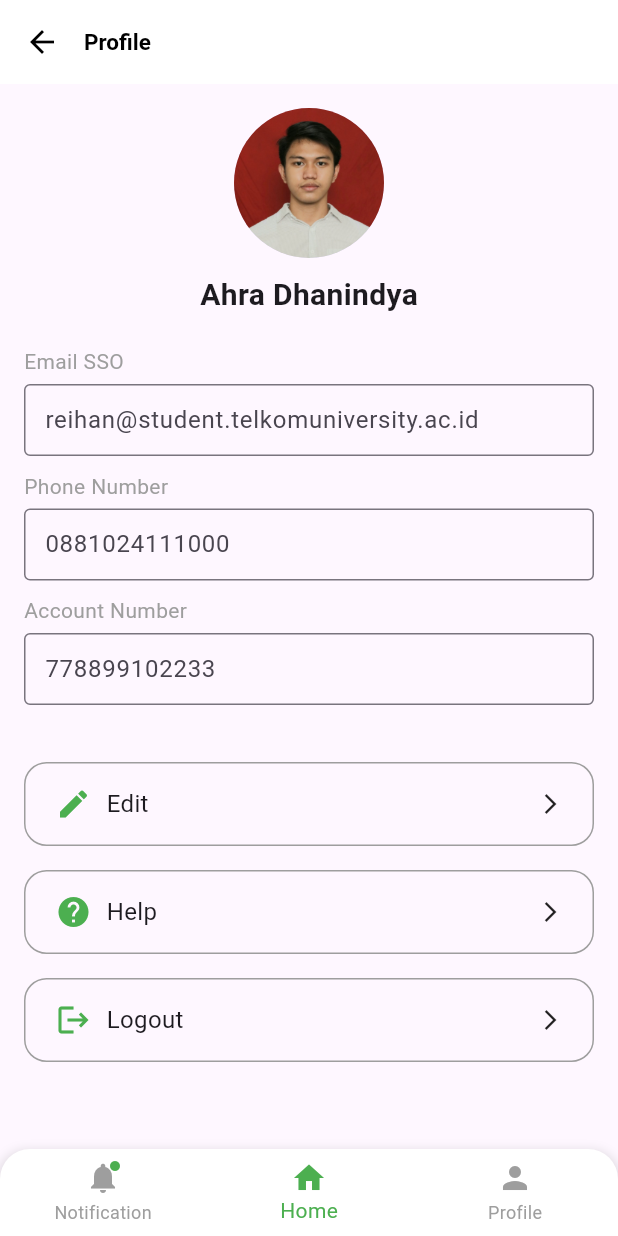
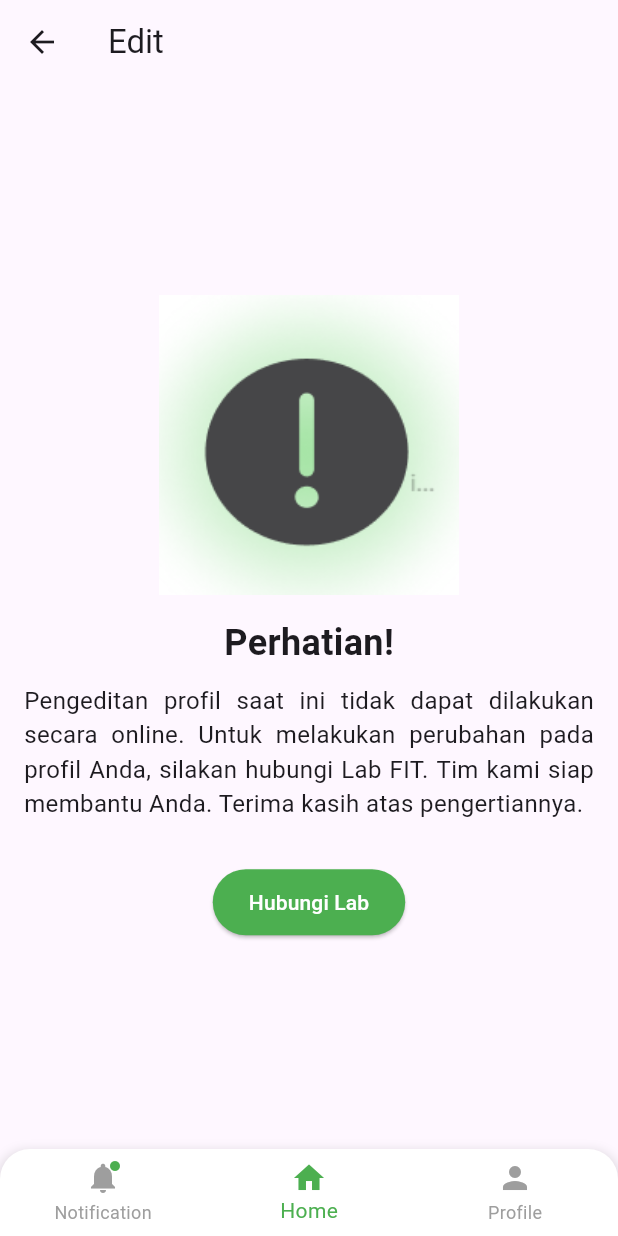
Before and after one commit to reiiihuh/assistfit, a Flutter app: the HomePage screen opened directly, item 3 of the bottom bar chosen, after a tap on "Edit", on a phone screen of 412 x 824 dp. Run offline on Flutter 3.47's test engine with Material 3 defaults, Android fonts, the phone set to English and light mode, and no system bars; our stand-ins replace table_calendar.

Commit message:
uun 2 - (+ edit, profile done, fix homepage)

```diff
--- /dev/null
+++ b/lib/edit.dart
@@ -0,0 +1,71 @@
+import 'package:flutter/material.dart';
+import 'package:mockup_assistfit/bottomnavbar.dart';
+
+class EditScreen extends StatelessWidget {
+  const EditScreen({super.key});
+
+  @override
+  Widget build(BuildContext context) {
+    return Scaffold(
+      appBar: AppBar(
+        leading: IconButton(
+          icon: const Icon(Icons.arrow_back),
+          onPressed: () {
+            Navigator.pop(context);
+          },
+        ),
+        title: const Text('Edit'),
+      ),
+      body: Center(
+        child: Padding(
+          padding: const EdgeInsets.all(16.0),
+          child: Column(
+            mainAxisAlignment: MainAxisAlignment.center,
+            children: [
+              SizedBox(
+                height: 200,
+                width: 200,
+                child: Image.asset(
+                  'images/edit.png',
+                  fit: BoxFit.cover,
+                ),
+              ),
+              const SizedBox(height: 15),
+              const Text(
+                'Perhatian!',
+                style: TextStyle(
+                  fontSize: 24,
+                  fontWeight: FontWeight.bold,
+                ),
+              ),
+              const SizedBox(height: 10),
+              const Text(
+                'Pengeditan profil saat ini tidak dapat dilakukan secara online. Untuk melakukan perubahan pada profil Anda, silakan hubungi Lab FIT. Tim kami siap membantu Anda. Terima kasih atas pengertiannya.',
+                textAlign: TextAlign.justify,
+                style: TextStyle(fontSize: 16),
+              ),
+              const SizedBox(height: 30),
+              ElevatedButton(
+                onPressed: () {
+                  // Kode untuk menghubungi WhatsApp Lab
+                },
+                style: ElevatedButton.styleFrom(
+                  backgroundColor: Colors.green,
+                  padding: const EdgeInsets.symmetric(horizontal: 24, vertical: 12),
+                  shape: RoundedRectangleBorder(
+                    borderRadius: BorderRadius.circular(30.0),
+                  ),
+                ),
+                child: const Text(
+                  'Hubungi Lab',
+                  style: TextStyle(color: Colors.white),
+                ),
+              ),
+            ],
+          ),
+        ),
+      ),
+      bottomNavigationBar: const BottomNav(),
+    );
+  }
+}
--- a/lib/homepage.dart
+++ b/lib/homepage.dart
@@ -241,7 +241,7 @@ class HomePage extends StatelessWidget {
           ),
           const SizedBox(height: 8),
           Container(
-            width: 100, // Set a fixed width
+            width: 85, // Set a fixed width
             child: Text(
               label,
               textAlign: TextAlign.center,
--- a/pubspec.yaml
+++ b/pubspec.yaml
@@ -67,6 +67,7 @@ flutter:
   - images/assistfitlogo.png
   - images/fotoprofile.jpeg
   - images/help.png
+  - images/edit.png
 
 
 
```
Also changed, not shown: lib/login.dart (+20 -7 lines), lib/profile.dart (+44 -4 lines), images/edit.png (added).
